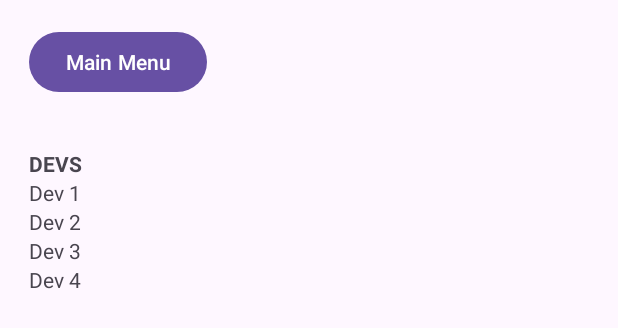
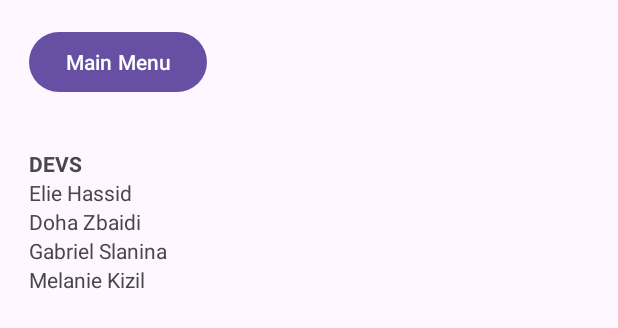
Before and after one commit to elingeniero-skully/ZombieDungeon, an Android app: the layout credits.xml on its own in the app's theme, with its tools: preview values and no code run, on a phone screen of 412 x 824 dp. Shown: the top 328 px of the screen. Run offline under Robolectric (Android 15) with nearby library versions, the phone set to English and light mode, and no system bars.

Commit message:
Stringified dev names

```diff
--- a/app/src/main/res/layout/credits.xml
+++ b/app/src/main/res/layout/credits.xml
@@ -12,7 +12,7 @@
         android:layout_width="wrap_content"
         android:layout_height="wrap_content"
         android:layout_marginStart="19dp"
-        android:text="Dev 1"
+        android:text="@string/dev_elie"
         android:textAlignment="viewStart"
         app:layout_constraintStart_toStartOf="parent"
         app:layout_constraintTop_toBottomOf="@+id/devs_credits" />
@@ -22,7 +22,7 @@
         android:layout_width="wrap_content"
         android:layout_height="wrap_content"
         android:layout_marginStart="19dp"
-        android:text="Dev 2"
+        android:text="@string/dev_doha"
         android:textAlignment="viewStart"
         app:layout_constraintStart_toStartOf="parent"
         app:layout_constraintTop_toBottomOf="@+id/dev1" />
@@ -32,7 +32,7 @@
         android:layout_width="wrap_content"
         android:layout_height="wrap_content"
         android:layout_marginStart="19dp"
-        android:text="Dev 3"
+        android:text="@string/dev_gabriel"
         android:textAlignment="viewStart"
         app:layout_constraintStart_toStartOf="parent"
         app:layout_constraintTop_toBottomOf="@+id/dev2" />
@@ -42,7 +42,7 @@
         android:layout_width="wrap_content"
         android:layout_height="wrap_content"
         android:layout_marginStart="19dp"
-        android:text="Dev 4"
+        android:text="@string/dev_melanie"
         android:textAlignment="viewStart"
         app:layout_constraintStart_toStartOf="parent"
         app:layout_constraintTop_toBottomOf="@+id/dev3" />
--- a/app/src/main/res/values/strings.xml
+++ b/app/src/main/res/values/strings.xml
@@ -1,3 +1,7 @@
 <resources>
     <string name="app_name">Labyrinthe</string>
+    <string name="dev_elie">Elie Hassid</string>
+    <string name="dev_doha">Doha Zbaidi</string>
+    <string name="dev_gabriel">Gabriel Slanina</string>
+    <string name="dev_melanie">Melanie Kizil</string>
 </resources>
```
